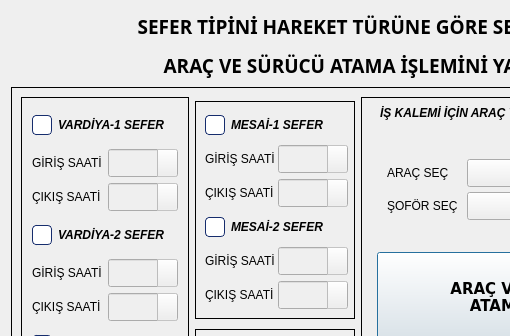
Qt form ui/ui_files/trips_dialog.ui (AyhanErcan70/SATTUP) before a commit; both pictures show x 0 to 510 and y 0 to 336 of the 715 by 470 pixel window.
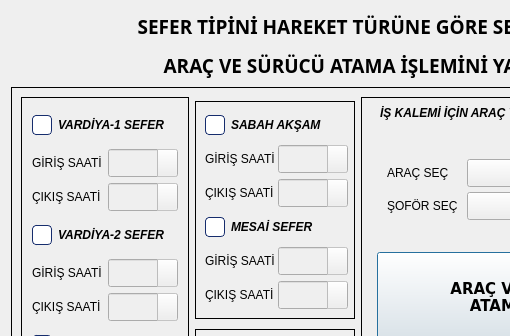
The same form after that commit. Icons and pictures are not drawn.

Diff of the .ui file:
```diff
--- a/ui/ui_files/trips_dialog.ui
+++ b/ui/ui_files/trips_dialog.ui
@@ -777,7 +777,7 @@
 }</string>
                  </property>
                  <property name="text">
-                  <string>MESAİ-1 SEFER</string>
+                  <string>SABAH AKŞAM</string>
                  </property>
                 </widget>
                </item>
@@ -995,7 +995,7 @@
 }</string>
                  </property>
                  <property name="text">
-                  <string>MESAİ-2 SEFER</string>
+                  <string>MESAİ SEFER</string>
                  </property>
                 </widget>
                </item>
```
